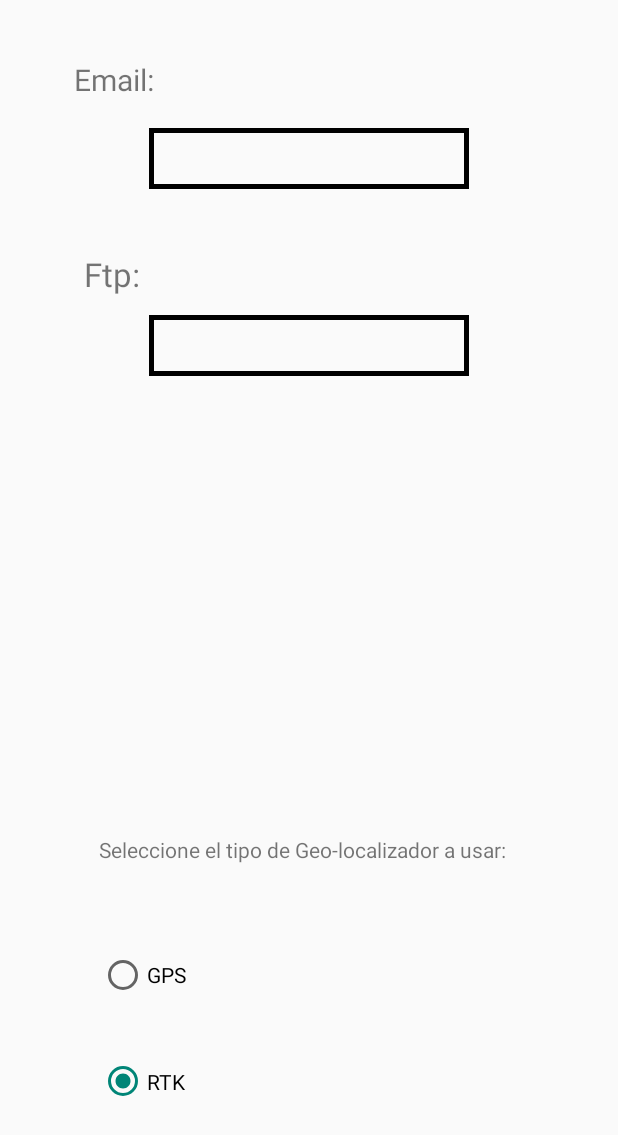
After one commit to mdleiton/CVR-PruebaMapas, an Android app: the ConfigActivity screen opened directly, with no data from a screen before it, on a phone screen of 412 x 824 dp. The commit adds this screen. Shown: the top 1135 px of the screen. Run offline under Robolectric (Android 15) with nearby library versions, the phone set to English and light mode, and no system bars.

Commit message:
Vista de config

```diff
--- a/app/build.gradle
+++ b/app/build.gradle
@@ -47,5 +47,4 @@ dependencies {
     implementation 'com.github.MKergall:osmbonuspack:6.5.2'
 
 
-
 }
--- a/app/src/main/AndroidManifest.xml
+++ b/app/src/main/AndroidManifest.xml
@@ -15,13 +15,15 @@
         android:roundIcon="@mipmap/ic_launcher_round"
         android:supportsRtl="true"
         android:theme="@style/Theme.AppCompat.Light.NoActionBar">
-        <activity android:name=".MapaActivity"></activity>
+        <activity android:name=".MapaActivity" />
         <activity android:name=".MenuPrincipalActivity">
             <intent-filter>
                 <action android:name="android.intent.action.MAIN" />
+
                 <category android:name="android.intent.category.LAUNCHER" />
             </intent-filter>
         </activity>
+        <activity android:name=".ConfigActivity"></activity>
     </application>
 
 </manifest>
--- /dev/null
+++ b/app/src/main/java/com/projects/mirai/koukin/pruebasmapa/ConfigActivity.java
@@ -0,0 +1,76 @@
+package com.projects.mirai.koukin.pruebasmapa;
+
+import android.app.AlertDialog;
+import android.content.Context;
+import android.content.DialogInterface;
+import android.content.SharedPreferences;
+import android.support.v7.app.AppCompatActivity;
+import android.os.Bundle;
+import android.widget.EditText;
+import android.widget.RadioButton;
+
+public class ConfigActivity extends AppCompatActivity {
+
+
+    EditText txt_email,txt_ftp;
+    RadioButton rb_gps,rb_rtk;
+
+    @Override
+    protected void onCreate(Bundle savedInstanceState) {
+        super.onCreate(savedInstanceState);
+        setContentView(R.layout.activity_config);
+
+
+        txt_email = (EditText) findViewById(R.id.txt_email);
+        txt_ftp = (EditText) findViewById(R.id.txt_ftp);
+        rb_gps = (RadioButton) findViewById(R.id.rb_gps);
+        rb_rtk = (RadioButton) findViewById(R.id.rb_rtk);
+
+
+        SharedPreferences sharedPref = getPreferences(Context.MODE_PRIVATE);
+        String email = sharedPref.getString("email", "");
+        String ftp = sharedPref.getString("ftp","");
+        //True es para gps y False para RTK
+        Boolean gps = sharedPref.getBoolean("gps",false);
+
+
+        txt_email.setText(email);
+        txt_ftp.setText(ftp);
+        if(gps){
+            rb_gps.setChecked(true);
+        }else{
+            rb_rtk.setChecked(true);
+        }
+
+    }
+
+    @Override
+    public void onBackPressed() {
+        //super.onBackPressed();
+
+        AlertDialog.Builder alert = new AlertDialog.Builder(ConfigActivity.this);
+        alert.setTitle("Desea Guardar las Configuraciones?");
+
+        alert.setPositiveButton("Si", new DialogInterface.OnClickListener() {
+            public void onClick(DialogInterface dialog, int whichButton) {
+                SharedPreferences sharedPref = getPreferences(Context.MODE_PRIVATE);
+
+                SharedPreferences.Editor editor = sharedPref.edit();
+                editor.putString("email", txt_email.getText().toString());
+                editor.putString("ftp", txt_ftp.getText().toString());
+                editor.putBoolean("gps", rb_gps.isChecked());
+                editor.commit();
+                ConfigActivity.super.onBackPressed();
+            }
+        });
+        alert.setNegativeButton("No", new DialogInterface.OnClickListener() {
+            public void onClick(DialogInterface dialog, int whichButton) {
+                ConfigActivity.super.onBackPressed();
+
+            }
+        });
+        alert.show();
+
+
+    }
+}
--- a/app/src/main/java/com/projects/mirai/koukin/pruebasmapa/MenuPrincipalActivity.java
+++ b/app/src/main/java/com/projects/mirai/koukin/pruebasmapa/MenuPrincipalActivity.java
@@ -57,6 +57,28 @@ public class MenuPrincipalActivity extends AppCompatActivity {
                 startActivityForResult(Intent.createChooser(intent, "Elige un Archivo"), 123);
             }
         });
+
+        btn_config.setOnClickListener(new View.OnClickListener() {
+
+            public void onClick(View v) {
+                Intent i = new Intent(MenuPrincipalActivity.this,ConfigActivity.class);
+                startActivity(i);
+            }
+        });
+
+        btn_enviar.setOnClickListener(new View.OnClickListener() {
+
+            public void onClick(View v) {
+                AlertDialog.Builder alert = new AlertDialog.Builder(MenuPrincipalActivity.this);
+                alert.setTitle("Funcion en Desarrollo");
+                alert.setPositiveButton("Ok", new DialogInterface.OnClickListener() {
+                    public void onClick(DialogInterface dialog, int whichButton) {
+
+                    }
+                });
+                alert.show();
+            }
+        });
     }
 
 
--- /dev/null
+++ b/app/src/main/res/drawable/circular_corner.xml
@@ -0,0 +1,16 @@
+<shape
+    xmlns:android="http://schemas.android.com/apk/res/android">
+    <!--solid
+        android:color="#C5E1A5">
+    </solid-->
+    <stroke
+        android:width="3dp"
+        android:color="#000000">
+    </stroke>
+    <corners
+        android:topLeftRadius="0dip"
+        android:topRightRadius="0dip"
+        android:bottomLeftRadius="0dip"
+        android:bottomRightRadius="0dip">
+    </corners>
+</shape>
--- /dev/null
+++ b/app/src/main/res/layout/activity_config.xml
@@ -0,0 +1,85 @@
+<?xml version="1.0" encoding="utf-8"?>
+<RelativeLayout xmlns:android="http://schemas.android.com/apk/res/android"
+    xmlns:app="http://schemas.android.com/apk/res-auto"
+    xmlns:tools="http://schemas.android.com/tools"
+    android:layout_width="match_parent"
+    android:layout_height="match_parent"
+    tools:context=".ConfigActivity">
+
+    <TextView
+        android:id="@+id/textView2"
+        android:layout_width="wrap_content"
+        android:layout_height="wrap_content"
+        android:layout_alignParentStart="true"
+        android:layout_alignParentTop="true"
+        android:layout_marginStart="49dp"
+        android:layout_marginTop="39dp"
+        android:text="Email:"
+        android:textSize="20sp" />
+
+    <TextView
+        android:id="@+id/textView3"
+        android:layout_width="wrap_content"
+        android:layout_height="wrap_content"
+        android:layout_alignParentStart="true"
+        android:layout_alignParentTop="true"
+        android:layout_marginStart="56dp"
+        android:layout_marginTop="168dp"
+        android:text="Ftp:"
+        android:textSize="22sp" />
+
+    <EditText
+        android:id="@+id/txt_ftp"
+        android:layout_width="wrap_content"
+        android:layout_height="wrap_content"
+        android:layout_alignParentTop="true"
+        android:layout_centerHorizontal="true"
+        android:layout_marginTop="210dp"
+        android:background="@drawable/circular_corner"
+        android:ems="10"
+        android:inputType="textEmailAddress|textEmailSubject"
+        android:padding="8dp" />
+
+    <EditText
+        android:id="@+id/txt_email"
+        android:layout_width="wrap_content"
+        android:layout_height="wrap_content"
+        android:layout_alignParentTop="true"
+        android:layout_centerHorizontal="true"
+        android:layout_marginTop="85dp"
+        android:background="@drawable/circular_corner"
+        android:ems="10"
+        android:inputType="textEmailAddress|textEmailSubject"
+        android:padding="8dp" />
+
+    <RadioGroup
+        android:layout_width="280dp"
+        android:layout_height="200dp"
+        android:layout_alignParentBottom="true"
+        android:layout_centerHorizontal="true"
+        android:layout_marginBottom="67dp">
+
+        <TextView
+            android:id="@+id/textView4"
+            android:layout_width="fill_parent"
+            android:layout_height="wrap_content"
+            android:layout_weight="1"
+            android:text="Seleccione el tipo de Geo-localizador a usar:"
+            android:textSize="14sp" />
+
+        <RadioButton
+            android:id="@+id/rb_gps"
+            android:layout_width="fill_parent"
+            android:layout_height="wrap_content"
+            android:layout_weight="1"
+            android:text="GPS" />
+
+        <RadioButton
+            android:id="@+id/rb_rtk"
+            android:layout_width="fill_parent"
+            android:layout_height="wrap_content"
+            android:layout_weight="1"
+            android:checked="true"
+            android:text="RTK" />
+    </RadioGroup>
+</RelativeLayout>
```
